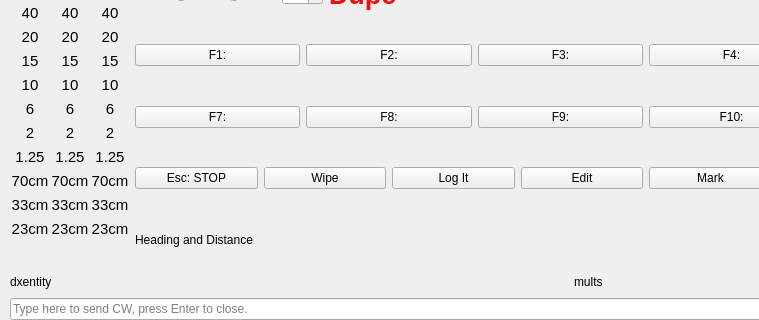
Above: not1mm/data/main.ui from kyleboyle/not1mm before the change; both pictures show x 0 to 759 and y 123 to 443 of the 1167 by 443 pixel window. Below: the same form after it.
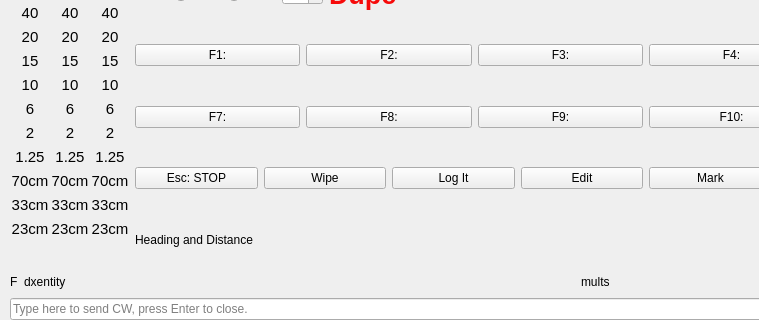
That is the form after the change.

```diff
--- a/not1mm/data/main.ui
+++ b/not1mm/data/main.ui
@@ -1255,6 +1255,13 @@
         <property name="sizeConstraint">
          <enum>QLayout::SetDefaultConstraint</enum>
         </property>
+        <item>
+         <widget class="QLabel" name="flag_label">
+          <property name="text">
+           <string>F</string>
+          </property>
+         </widget>
+        </item>
         <item>
          <widget class="QLabel" name="dx_entity">
           <property name="sizePolicy">
```
Left out of the diff: 55 changed lines with no effect on the pictures.
